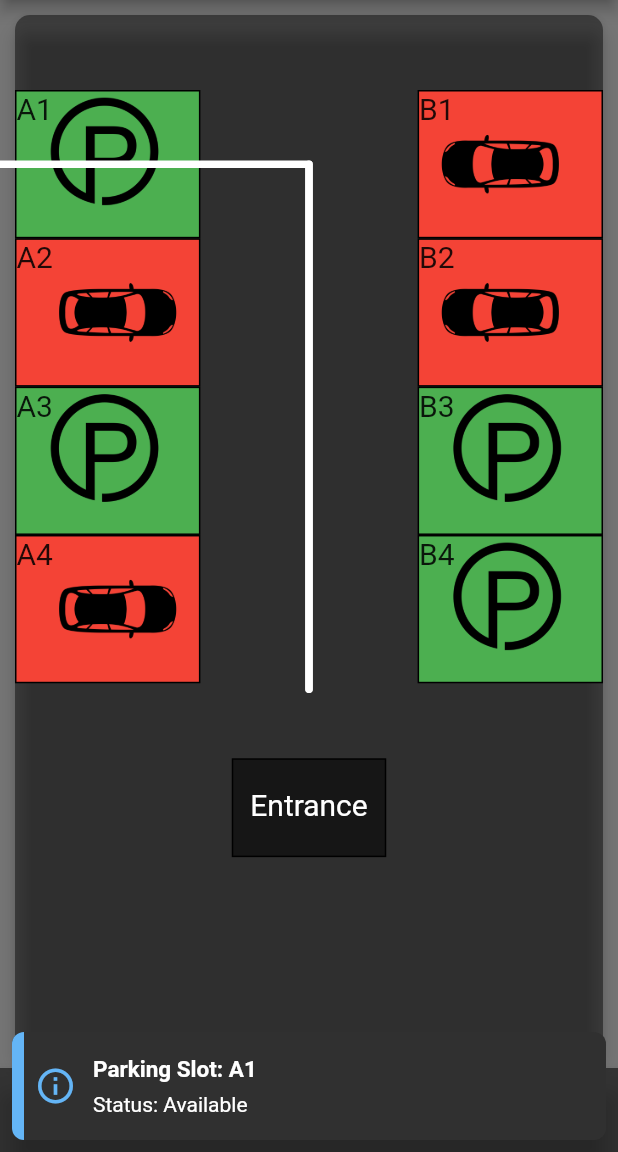
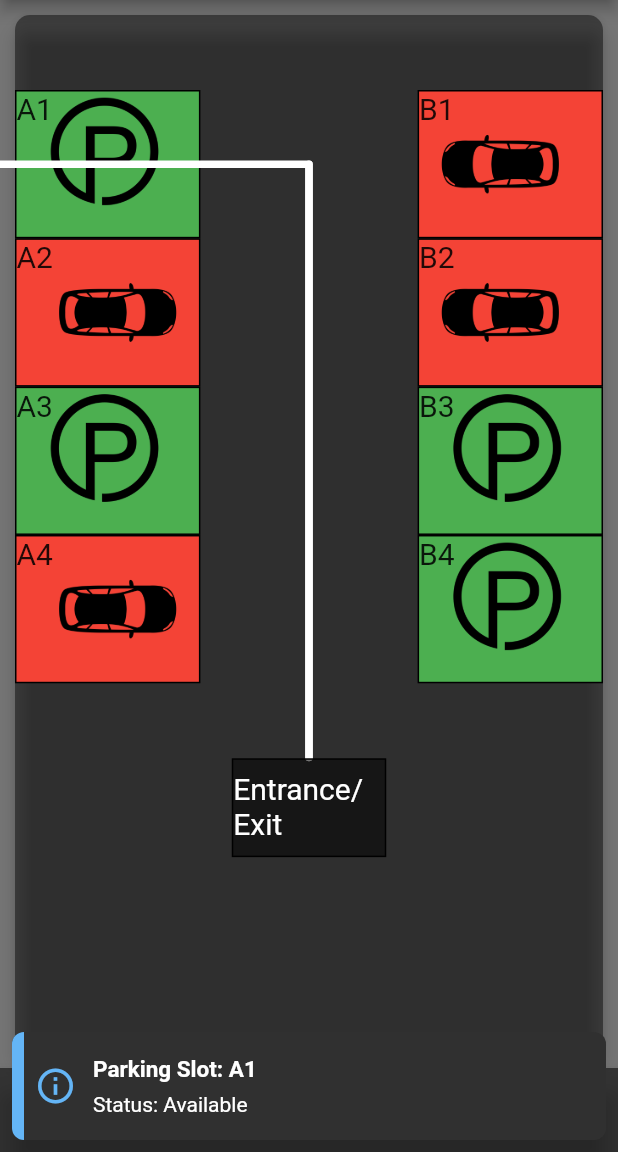
Before and after one commit to aqeelahlam/SmartCarPark, a Flutter app: the screen it shows after launch, after a tap on "A1", on a phone screen of 412 x 824 dp, the part 84-1236 px from its top. Run offline on Flutter 3.47's test engine with Material 2 defaults, Android fonts, the phone set to English and light mode, and no system bars; our stand-ins replace flushbar.

Commit message:
chore/arrow_dynamic_vertical_length

```diff
--- a/lib/main.dart
+++ b/lib/main.dart
@@ -107,7 +107,7 @@ class _FloorLayout {
 //        ParkingSlot(true, 'A1', 'car_A'),
               ParkingSlot(false, 'A1', 'car_A'),
               CustomPaint(
-                painter: ShapePainter(),
+                painter: ShapePainter(1),
               ),
 //              Road(),
 //        ParkingSlot(false, 'B1', 'car_B'),
@@ -120,6 +120,9 @@ class _FloorLayout {
               ParkingSlot(true, 'A2', 'car_A'),
 //          ParkingSlot(false, 'A2', 'car_A'),
 //              Road(),
+//              CustomPaint(
+//                painter: ShapePainter(2),
+//              ),
               ParkingSlot(true, 'B2', 'car_B'),
 //          ParkingSlot(false, 'B2', 'car_B'),
             ],
@@ -130,6 +133,9 @@ class _FloorLayout {
               ParkingSlot(false, 'A3', 'car_A'),
 //          ParkingSlot(true, 'A3', 'car_A'),
 //              Road(),
+//              CustomPaint(
+//                painter: ShapePainter(3),
+//              ),
               ParkingSlot(false, 'B3', 'car_B'),
 //          ParkingSlot(true, 'B3', 'car_B'),
             ],
@@ -140,6 +146,9 @@ class _FloorLayout {
               ParkingSlot(true, 'A4', 'car_A'),
 //          ParkingSlot(false, 'A4', 'car_A'),
 //              Road(),
+//              CustomPaint(
+//                painter: ShapePainter(4),
+//              ),
               ParkingSlot(false, 'B4', 'car_B'),
 //          ParkingSlot(true, 'B4', 'car_B'),
             ],
@@ -234,6 +243,13 @@ class _FloorLayout {
 
 
 class ShapePainter extends CustomPainter {
+  int rowNumber;
+  BuildContext context;
+  ShapePainter(int rowNumber) {
+    this.rowNumber = rowNumber;
+  }
+
+
   @override
   void paint(Canvas canvas, Size size) {
     var paint = Paint()
@@ -243,24 +259,12 @@ class ShapePainter extends CustomPainter {
       ..strokeCap = StrokeCap.round;
 
     var path = Path();
+    var box_horizontal = layoutSize.blockSizeHorizontal * 30;
+    var box_vertical = layoutSize.blockSizeVertical * 12;
+    var vertical_length = (4 - rowNumber + 1) * box_vertical;
+    var horizontal_length = (box_horizontal * 2);
 
-//    var angle = (math.pi * 2) / sides;
-//
-//    Offset center = Offset(size.width / 2, size.height / 2);
-//
-//// startPoint => (100.0, 0.0)
-//    Offset startPoint = Offset(radius * math.cos(0.0), radius * math.sin(0.0));
-//
-//    path.moveTo(startPoint.dx + center.dx, startPoint.dy + center.dy);
-//
-//    for (int i = 1; i <= sides; i++) {
-//      double x = radius * math.cos(angle * i) + center.dx;
-//      double y = radius * math.sin(angle * i) + center.dy;
-//      path.lineTo(x, y);
-//    }
-//    path.close();
-
-    path.moveTo(0, 350);
+    path.moveTo(0, vertical_length);
     path.lineTo(size.width, size.height / 2);
     canvas.drawPath(path, paint);
     path.moveTo(-250,0);
@@ -315,6 +319,9 @@ class ParkingSlot extends StatelessWidget {
   @override
   Widget build(BuildContext context) {
     // if the parking slot is available
+    MediaQueryData queryData;
+    queryData = MediaQuery.of(context);
+
     if (occupied == false){
       return GestureDetector( //onclick produces flushbar with details of parking slot
           onTap: () {
@@ -332,10 +339,18 @@ class ParkingSlot extends StatelessWidget {
               duration: Duration(seconds: 3),
               leftBarIndicatorColor: Colors.blue[300],
             )..show(context);
+
+            CustomPaint(
+                painter: ShapePainter(1),
+              );
+
+
           },
         child: Container(
-          height: layoutSize.blockSizeVertical * 12,
-          width: layoutSize.blockSizeHorizontal * 30,
+//          height: queryData.size.height/6,
+//          width: queryData.size.width/4,
+        height: layoutSize.blockSizeVertical * 12,
+        width: layoutSize.blockSizeHorizontal * 30,
           decoration: BoxDecoration(
             color: Colors.green,
             border: Border.all(),
@@ -372,6 +387,8 @@ class ParkingSlot extends StatelessWidget {
       },
 
       child: Container(
+//        height: queryData.size.height/6,
+//        width: queryData.size.width/4,
         height: layoutSize.blockSizeVertical * 12,
         width: layoutSize.blockSizeHorizontal * 30,
         decoration: BoxDecoration(
@@ -417,7 +434,7 @@ class Entrance extends StatelessWidget {
         color: Colors.black54,
         border: Border.all(),
       ),
-      child: new Text('Entrance',
+      child: new Text('Entrance/Exit',
         style: TextStyle(
             fontSize: 20.0,
           color: Colors.white,
```
